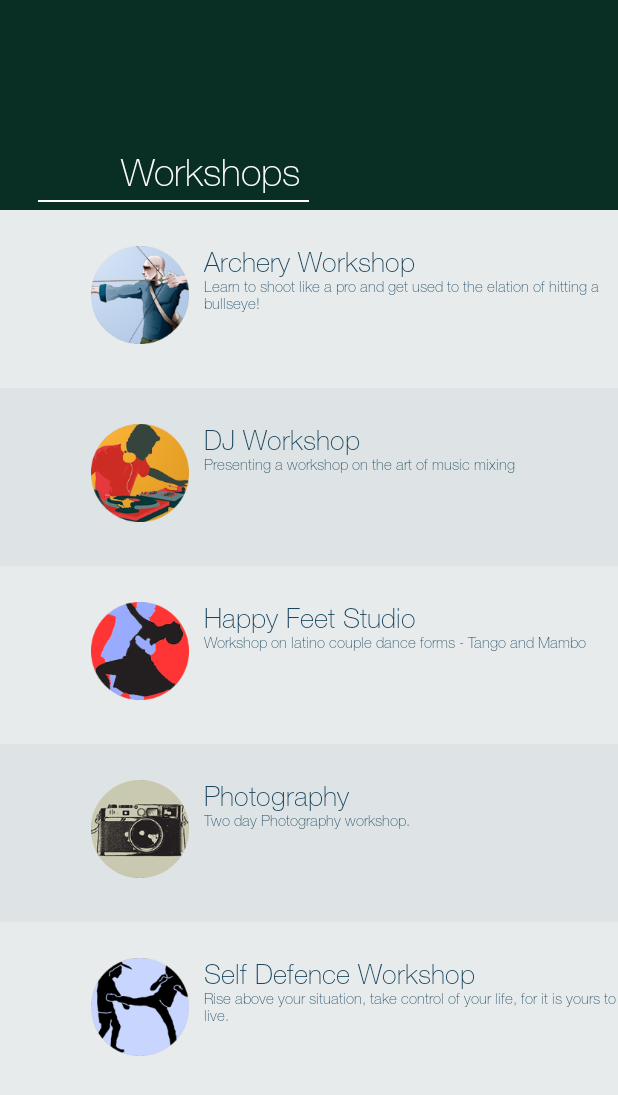
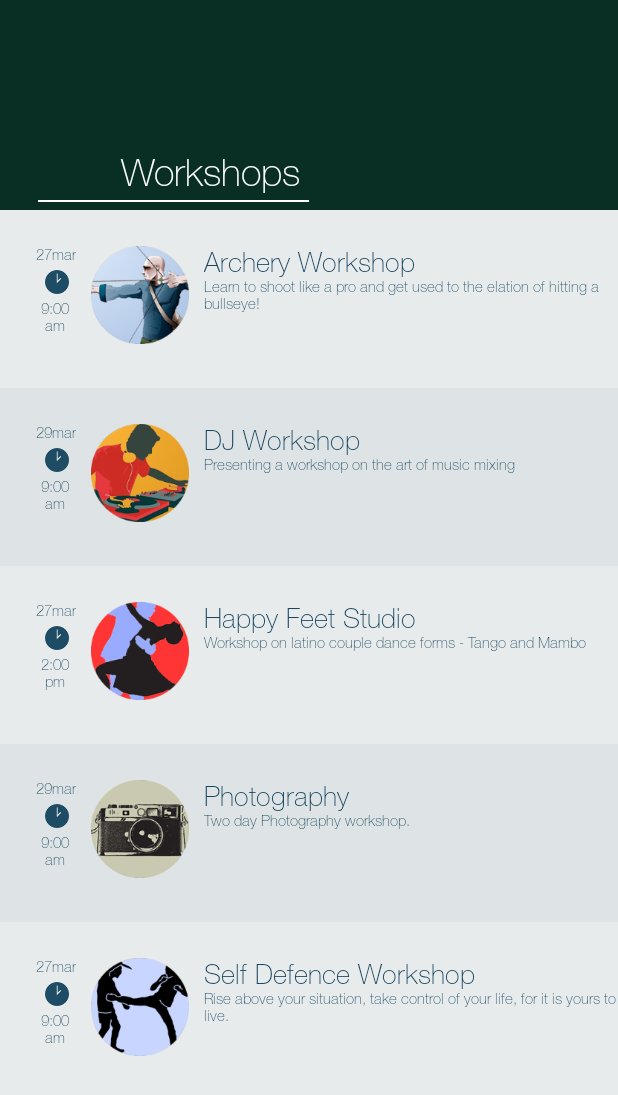
Before and after one commit to Jazeem/RagamApp, an Android app: the fragment WorkshopFragment shown on its own in the app's theme, on a phone screen of 412 x 824 dp. Shown: the top 1095 px of the screen. Run offline under Robolectric (Android 15) with nearby library versions, the light colour scheme and no system bars.

Commit message:
Datetime for Workshops and Prodezza

```diff
--- a/app/src/main/java/com/clusterdev/ragam/DataBaseHelper.java
+++ b/app/src/main/java/com/clusterdev/ragam/DataBaseHelper.java
@@ -198,7 +198,7 @@ public class DataBaseHelper extends SQLiteOpenHelper {
 		String[] n = { "rowid _id", "name","description" };
 		String[] a = { type };
 
-		return myDataBase.rawQuery("SELECT rowid _id,name,description,code FROM events WHERE type=? ORDER BY name COLLATE NOCASE",a);
+		return myDataBase.rawQuery("SELECT rowid _id,name,description,code,time FROM events WHERE type=? ORDER BY name COLLATE NOCASE",a);
 
 	}
 
--- a/app/src/main/java/com/clusterdev/ragam/WorkshopAdapter.java
+++ b/app/src/main/java/com/clusterdev/ragam/WorkshopAdapter.java
@@ -13,7 +13,10 @@ import android.widget.CursorAdapter;
 import android.widget.ImageView;
 import android.widget.TextView;
 
+import java.text.ParseException;
+import java.text.SimpleDateFormat;
 import java.util.ArrayList;
+import java.util.Date;
 
 /**
  * Created by Jazeem on 05/03/15.
@@ -62,6 +65,29 @@ public class WorkshopAdapter extends CursorAdapter {
         TextView time = (TextView) view.findViewById(R.id.workshop_tv_time);
         TextView desc = (TextView) view.findViewById(R.id.workshop_tv_desc);
         ImageView image= (ImageView) view.findViewById(R.id.workshop_tv_image);
+        Date timeStamp=null;
+        try {
+             timeStamp = new SimpleDateFormat("yyyy-MM-dd hh:mm:ss").parse(cursor.getString(cursor.getColumnIndex("time")));
+        } catch (ParseException e) {
+            e.printStackTrace();
+        }
+        int month=timeStamp.getMonth();
+        int day=timeStamp.getDate();
+        int hour=timeStamp.getHours();
+        int mins=timeStamp.getMinutes();
+        int h=hour%12;
+        String f;
+        if(hour>=12)
+            f=" pm";
+        else
+            f=" am";
+
+        if(h==0)
+            h=12;
+
+        date.setText(Integer.toString(day)+"mar");
+        time.setText(h+":"+String.format("%02d",mins)+"\n"+f);
+
         String code=cursor.getString(cursor.getColumnIndex("code"));
         String name=cursor.getString(cursor.getColumnIndex("name"));
         code=code.toLowerCase();
--- a/app/src/main/res/layout/workshop_row_odd.xml
+++ b/app/src/main/res/layout/workshop_row_odd.xml
@@ -9,7 +9,6 @@
         android:layout_height="wrap_content"
         android:id="@+id/workshop_tv_date"
         android:text="27mar"
-        android:visibility="invisible"
         android:textColor="@color/workshop_row_text"
         android:textSize="@dimen/workshop_content_font"
         android:layout_marginLeft="@dimen/workshop_row_text_margin_left"/>
@@ -17,7 +16,7 @@
         android:layout_width="@dimen/clock_width"
         android:layout_height="@dimen/clock_height"
         android:id="@+id/clock_img"
-        android:visibility="invisible"
+
         android:src="@drawable/clock"
         android:layout_below="@id/workshop_tv_date"
         android:layout_marginLeft="@dimen/clock_margin_left"
@@ -26,8 +25,6 @@
         android:layout_width="wrap_content"
         android:layout_height="wrap_content"
         android:id="@+id/workshop_tv_time"
-        android:text="9:00\n am"
-        android:visibility="invisible"
         android:textColor="@color/workshop_row_text"
         android:textSize="@dimen/workshop_content_font"
         android:layout_below="@id/clock_img"
```
Also changed, not shown: app/src/main/assets/ragam.db.
